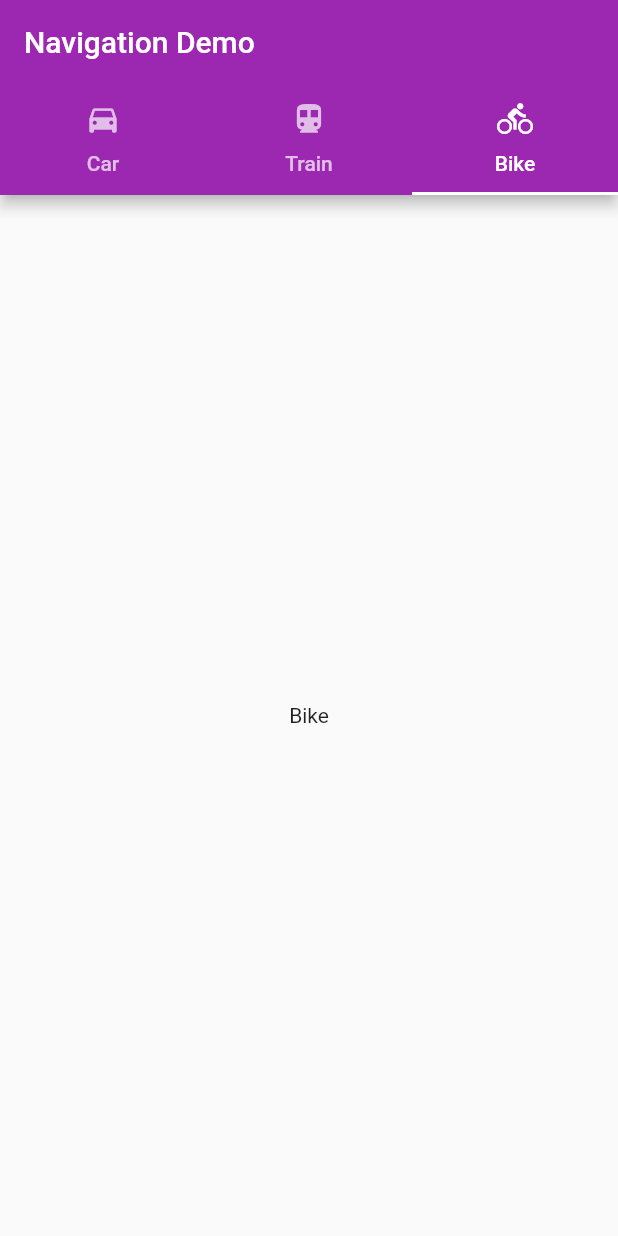
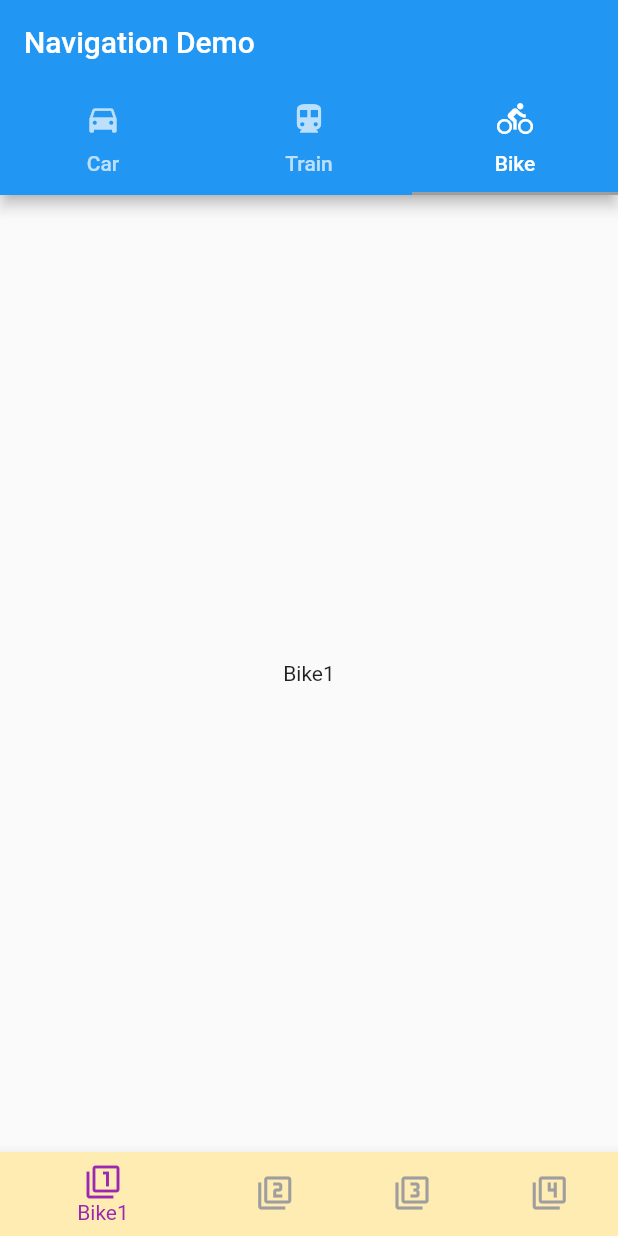
Before and after one commit to kicok/flutter_navigataion_ex, a Flutter app: the screen it shows after launch, tab 3 chosen, on a phone screen of 412 x 824 dp. Run offline on Flutter 3.47's test engine with Material 2 defaults, Android fonts, the phone set to English and light mode, and no system bars.

Commit message:
BottomNavigationBar 추가tab4개selectedItemColor

```diff
--- a/lib/bike/bike.dart
+++ b/lib/bike/bike.dart
@@ -1,4 +1,8 @@
 import 'package:flutter/material.dart';
+import 'package:flutter_navigation_ex/bike/bike1.dart';
+import 'package:flutter_navigation_ex/bike/bike2.dart';
+import 'package:flutter_navigation_ex/bike/bike3.dart';
+import 'package:flutter_navigation_ex/bike/bike4.dart';
 
 class Bike extends StatefulWidget {
   const Bike({Key? key}) : super(key: key);
@@ -8,10 +12,50 @@ class Bike extends StatefulWidget {
 }
 
 class _BikeState extends State<Bike> {
+  int _selectedIndex = 0;
+  final List<Widget> _widget = const [Bike1(), Bike2(), Bike3(), Bike4()];
+  void _onItemTapped(int index) {
+    setState(() => _selectedIndex = index);
+  }
+
   @override
   Widget build(BuildContext context) {
-    return const Center(
-      child: Text('Bike'),
+    return Scaffold(
+      body: _widget[_selectedIndex],
+      bottomNavigationBar: BottomNavigationBar(
+        items: <BottomNavigationBarItem>[
+          BottomNavigationBarItem(
+            icon: const Icon(Icons.filter_1),
+            label: 'Bike1',
+            backgroundColor: Colors.amber[100],
+          ),
+          BottomNavigationBarItem(
+            icon: const Icon(Icons.filter_2),
+            label: 'Bike2',
+            backgroundColor: Colors.amber[200],
+          ),
+          BottomNavigationBarItem(
+            icon: const Icon(Icons.filter_3),
+            label: 'Bike3',
+            backgroundColor: Colors.amber[300],
+          ),
+          BottomNavigationBarItem(
+            icon: const Icon(Icons.filter_4),
+            label: 'Bike4',
+            backgroundColor: Colors.amber[400],
+          ),
+        ],
+        currentIndex: _selectedIndex,
+        onTap: _onItemTapped,
+
+        // tab의 개수가 4개 이상일 때는 defaul로 BottomNavigationBarType.shifting가
+        // 적용되므로 selectedItemColor, unselectedItemColor 를 사용해야 tab을 눈으로 볼수 있음
+        selectedItemColor: Theme.of(context).primaryColor,
+        unselectedItemColor: Theme.of(context).colorScheme.secondary,
+        backgroundColor: Colors.amber[100],
+        // backgroundColor 실행되지 않음 (tab 4개이상)
+        // 그러므로 각 BottomNavigationBarItem 에 별도로 backgroundColor를 지정해야함
+      ),
     );
   }
 }
--- /dev/null
+++ b/lib/bike/bike1.dart
@@ -0,0 +1,12 @@
+import 'package:flutter/material.dart';
+
+class Bike1 extends StatelessWidget {
+  const Bike1({Key? key}) : super(key: key);
+
+  @override
+  Widget build(BuildContext context) {
+    return const Center(
+      child: Text('Bike1'),
+    );
+  }
+}
--- a/lib/car/car.dart
+++ b/lib/car/car.dart
@@ -40,6 +40,8 @@ class _CarState extends State<Car> {
         ],
         currentIndex: _selectedIndex,
         onTap: _onItemTapped,
+        backgroundColor: Colors.amber[100], // backgroundColor 실행됨 (tab 4개미만)
+        //각각의 BottomNavigationBarItem 내에세는 backgroundColor 가 실행되지 않음
       ),
     );
   }
--- a/lib/main.dart
+++ b/lib/main.dart
@@ -16,9 +16,7 @@ class MyApp extends StatelessWidget {
       title: 'Navigation Demo',
       theme: ThemeData(
         primarySwatch: Colors.purple,
-        // colorScheme: ColorScheme.fromSwatch().copyWith(
-        //   secondary: Colors.teal,
-        // ),
+        colorScheme: ColorScheme.fromSwatch().copyWith(secondary: Colors.grey),
       ),
       home: const TransportationScreen(),
     );
```
Also changed, not shown: lib/bike/bike2.dart (added, +12 -0 lines), lib/bike/bike3.dart (added, +12 -0 lines), lib/bike/bike4.dart (added, +12 -0 lines).
